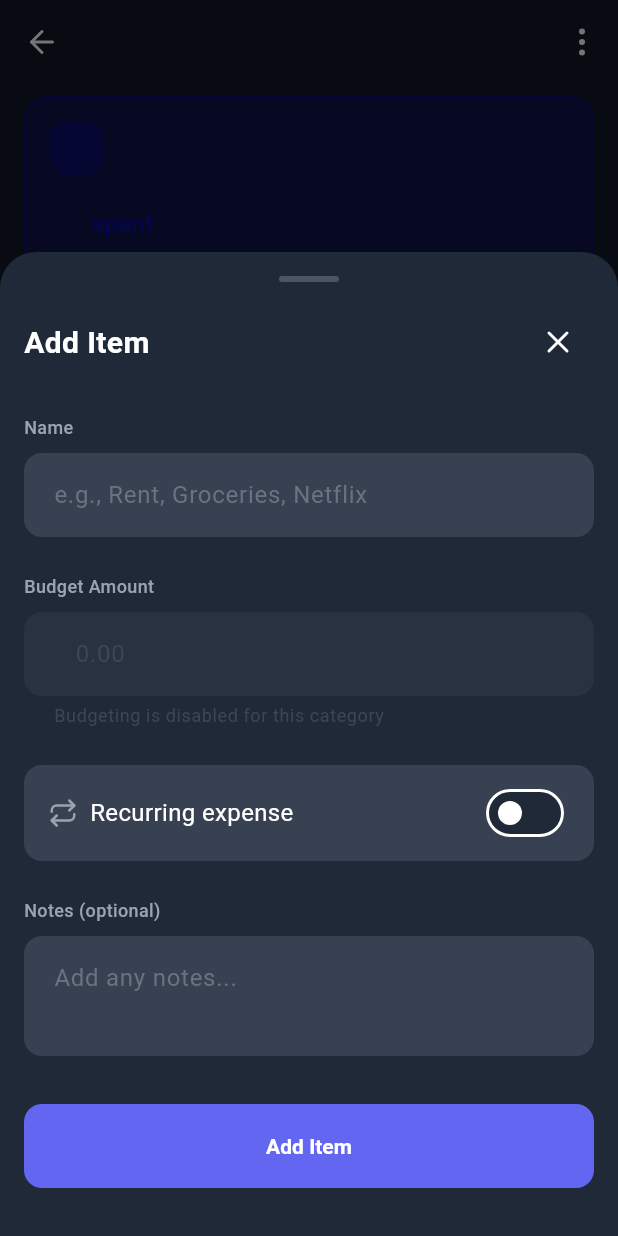
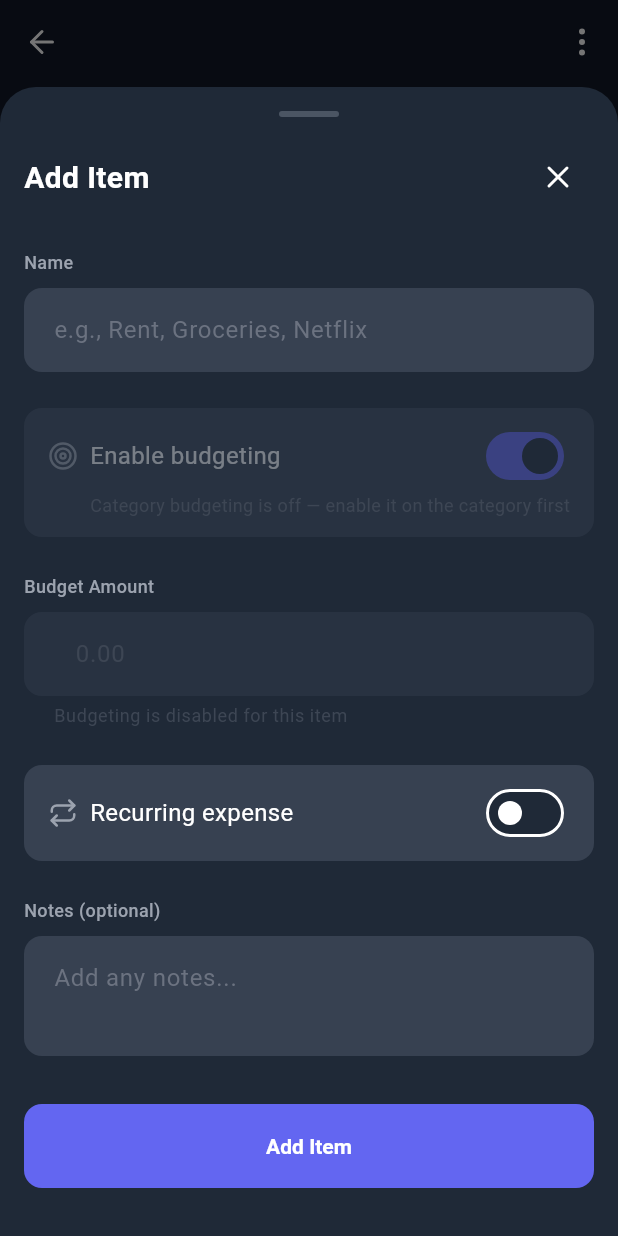
Before and after one commit to ayubashraf28/budgetwise, a Flutter app: the CategoryDetailScreen screen opened directly with empty values, after a tap on "Add Item", on a phone screen of 412 x 824 dp. Run offline on Flutter 3.47's test engine with Material 3 defaults, Android fonts, the phone set to English and light mode, and no system bars; our stand-ins replace fl_chart, flutter_dotenv, flutter_riverpod, go_router, lucide_icons, shimmer and 1 more; accounts and stored records are empty.

Commit message:
feat: add per-item budget toggle (is_budgeted on items table)
- Added is_budgeted BOOLEAN DEFAULT TRUE to items table (SQL migration)
- Updated Item model: isBudgeted field, fromJson, toJson, copyWith
- Updated Item computed props: isOverBudget, progressPercentage, status
  now check isBudgeted; added hasBudget getter
- Updated Category.totalProjected: only sums budgeted items' projected
- Updated Category.overBudgetItemCount: only counts budgeted items
- Updated ItemService: create/update/copy carry isBudgeted
- Updated ItemNotifier: addItem/updateItem accept isBudgeted
- Updated ItemFormSheet: renamed isBudgeted -> categoryIsBudgeted,
  added item-level Enable Budgeting toggle (disabled when category off)
- Updated CategoryDetailScreen: item cards use item.isBudgeted for
  progress bar, projected display, status badge, over-budget styling
- Updated ItemDetailScreen: effective isBudgeted = category && item,
  passes categoryIsBudgeted to edit form
- Updated TransactionFormSheet: passes categoryIsBudgeted to ItemFormSheet
- Updated supabase_schema.sql with is_budgeted column on items

Scenarios handled:
- Category ON + Item ON: normal budgeting
- Category ON + Item OFF: spending only, excluded from totalProjected
- Category OFF: all items non-budgeted (parent override)
- Mixed: 4 budgeted + 1 not in same category works correctly
- Toggle off preserves projected amount (reversible)

```diff
--- a/lib/models/category.dart
+++ b/lib/models/category.dart
@@ -107,10 +107,13 @@ class Category {
     }
   }
 
-  /// Total projected amount for all items
+  /// Total projected amount for budgeted items only.
+  /// Non-budgeted items' projected values are excluded from the total.
   double get totalProjected {
     if (items == null || items!.isEmpty) return 0;
-    return items!.fold(0.0, (sum, item) => sum + item.projected);
+    return items!
+        .where((item) => item.isBudgeted)
+        .fold(0.0, (sum, item) => sum + item.projected);
   }
 
   /// Total actual amount for all items
@@ -147,10 +150,10 @@ class Category {
   /// Whether this category has an active budget
   bool get hasBudget => isBudgeted && totalProjected > 0;
 
-  /// Number of items that are over budget
+  /// Number of budgeted items that are over budget
   int get overBudgetItemCount {
     if (items == null) return 0;
-    return items!.where((item) => item.isOverBudget).length;
+    return items!.where((item) => item.isBudgeted && item.isOverBudget).length;
   }
 
   @override
--- a/lib/models/item.dart
+++ b/lib/models/item.dart
@@ -8,6 +8,7 @@ class Item {
   final String name;
   final double projected;
   final double actual; // Calculated from transactions
+  final bool isBudgeted;
   final bool isRecurring;
   final int sortOrder;
   final String? notes;
@@ -21,6 +22,7 @@ class Item {
     required this.name,
     this.projected = 0,
     this.actual = 0,
+    this.isBudgeted = true,
     this.isRecurring = false,
     this.sortOrder = 0,
     this.notes,
@@ -36,6 +38,7 @@ class Item {
       name: json['name'] as String,
       projected: (json['projected'] as num?)?.toDouble() ?? 0,
       actual: (json['actual'] as num?)?.toDouble() ?? 0,
+      isBudgeted: json['is_budgeted'] as bool? ?? true,
       isRecurring: json['is_recurring'] as bool? ?? false,
       sortOrder: json['sort_order'] as int? ?? 0,
       notes: json['notes'] as String?,
@@ -51,6 +54,7 @@ class Item {
       'user_id': userId,
       'name': name,
       'projected': projected,
+      'is_budgeted': isBudgeted,
       'is_recurring': isRecurring,
       'sort_order': sortOrder,
       'notes': notes,
@@ -66,6 +70,7 @@ class Item {
     String? name,
     double? projected,
     double? actual,
+    bool? isBudgeted,
     bool? isRecurring,
     int? sortOrder,
     String? notes,
@@ -79,6 +84,7 @@ class Item {
       name: name ?? this.name,
       projected: projected ?? this.projected,
       actual: actual ?? this.actual,
+      isBudgeted: isBudgeted ?? this.isBudgeted,
       isRecurring: isRecurring ?? this.isRecurring,
       sortOrder: sortOrder ?? this.sortOrder,
       notes: notes ?? this.notes,
@@ -87,17 +93,21 @@ class Item {
     );
   }
 
+  /// Whether this item has an active budget
+  bool get hasBudget => isBudgeted && projected > 0;
+
   /// Difference (positive = under budget)
   double get difference => projected - actual;
 
-  /// Whether item is over budget
-  bool get isOverBudget => actual > projected && projected > 0;
+  /// Whether item is over budget (only applies to budgeted items)
+  bool get isOverBudget => isBudgeted && actual > projected && projected > 0;
 
   /// Whether item is on track (at or under budget)
-  bool get isOnTrack => actual <= projected;
+  bool get isOnTrack => !isBudgeted || actual <= projected;
 
   /// Progress percentage (can exceed 100%)
   double get progressPercentage {
+    if (!isBudgeted) return 0;
     if (projected <= 0) return actual > 0 ? 100 : 0;
     return (actual / projected) * 100;
   }
@@ -107,6 +117,7 @@ class Item {
 
   /// Status string for display
   String get status {
+    if (!isBudgeted) return 'Spending only';
     if (projected <= 0) return 'No budget';
     if (actual == 0) return 'Not started';
     if (isOverBudget) return 'Over budget';
--- a/lib/providers/item_provider.dart
+++ b/lib/providers/item_provider.dart
@@ -56,6 +56,7 @@ class ItemNotifier extends FamilyAsyncNotifier<List<Item>, String> {
   Future<Item> addItem({
     required String name,
     double projected = 0,
+    bool isBudgeted = true,
     bool isRecurring = false,
     String? notes,
   }) async {
@@ -66,6 +67,7 @@ class ItemNotifier extends FamilyAsyncNotifier<List<Item>, String> {
       categoryId: arg,
       name: name,
       projected: projected,
+      isBudgeted: isBudgeted,
       isRecurring: isRecurring,
       notes: notes,
     );
@@ -81,6 +83,7 @@ class ItemNotifier extends FamilyAsyncNotifier<List<Item>, String> {
     required String itemId,
     String? name,
     double? projected,
+    bool? isBudgeted,
     bool? isRecurring,
     String? notes,
   }) async {
@@ -88,6 +91,7 @@ class ItemNotifier extends FamilyAsyncNotifier<List<Item>, String> {
       itemId: itemId,
       name: name,
       projected: projected,
+      isBudgeted: isBudgeted,
       isRecurring: isRecurring,
       notes: notes,
     );
--- a/lib/screens/expenses/category_detail_screen.dart
+++ b/lib/screens/expenses/category_detail_screen.dart
@@ -583,12 +583,12 @@ class CategoryDetailScreen extends ConsumerWidget {
         child: Container(
           padding: const EdgeInsets.all(AppSpacing.md),
           decoration: BoxDecoration(
-            color: (category.isBudgeted && item.isOverBudget)
+            color: (item.isOverBudget)
                 ? AppColors.error.withValues(alpha: 0.08)
                 : AppColors.surface.withValues(alpha: 0.7),
             borderRadius: BorderRadius.circular(AppSizing.radiusLg),
             border: Border.all(
-              color: (category.isBudgeted && item.isOverBudget)
+              color: (item.isOverBudget)
                   ? AppColors.error.withValues(alpha: 0.2)
                   : AppColors.border.withValues(alpha: 0.5),
             ),
@@ -635,7 +635,7 @@ class CategoryDetailScreen extends ConsumerWidget {
                             ),
                           ),
                         ),
-                        _buildItemStatusBadge(item, currencySymbol, isBudgeted: category.isBudgeted),
+                        _buildItemStatusBadge(item, currencySymbol),
                       ],
                     ),
                     const SizedBox(height: 6),
@@ -652,7 +652,7 @@ class CategoryDetailScreen extends ConsumerWidget {
                             letterSpacing: -0.3,
                           ),
                         ),
-                        if (category.isBudgeted) ...[
+                        if (category.isBudgeted && item.isBudgeted) ...[
                           const SizedBox(width: 4),
                           Text(
                             '/ $currencySymbol${item.projected.toStringAsFixed(0)}',
@@ -664,9 +664,20 @@ class CategoryDetailScreen extends ConsumerWidget {
                             ),
                           ),
                         ],
+                        if (!item.isBudgeted && category.isBudgeted) ...[
+                          const SizedBox(width: 4),
+                          const Text(
+                            'spending only',
+                            style: TextStyle(
+                              fontSize: 11,
+                              fontWeight: FontWeight.w500,
+                              color: AppColors.textMuted,
+                            ),
+                          ),
+                        ],
                       ],
                     ),
-                    if (category.isBudgeted) ...[
+                    if (category.isBudgeted && item.isBudgeted) ...[
                       const SizedBox(height: 8),
                       BudgetProgressBar(
                         projected: item.projected,
@@ -691,11 +702,11 @@ class CategoryDetailScreen extends ConsumerWidget {
     );
   }
 
-  Widget _buildItemStatusBadge(Item item, String currencySymbol, {bool isBudgeted = true}) {
+  Widget _buildItemStatusBadge(Item item, String currencySymbol) {
     String label;
     Color color;
 
-    if (!isBudgeted || item.projected <= 0) {
+    if (!item.isBudgeted || item.projected <= 0) {
       label = item.actual > 0 ? '${item.actual.toStringAsFixed(0)} spent' : 'No spending';
       color = AppColors.textMuted;
     } else if (item.isOverBudget) {
@@ -926,7 +937,7 @@ class CategoryDetailScreen extends ConsumerWidget {
       backgroundColor: Colors.transparent,
       builder: (context) => ItemFormSheet(
         categoryId: category.id,
-        isBudgeted: category.isBudgeted,
+        categoryIsBudgeted: category.isBudgeted,
       ),
     );
     // Refresh the category data after adding item
--- a/lib/screens/expenses/item_detail_screen.dart
+++ b/lib/screens/expenses/item_detail_screen.dart
@@ -46,7 +46,9 @@ class ItemDetailScreen extends ConsumerWidget {
             categoryAsync.value?.colorValue ?? AppColors.primary;
         final transactions = transactionsAsync.value ?? const <Transaction>[];
 
-        final isBudgeted = categoryAsync.value?.isBudgeted ?? true;
+        final categoryIsBudgeted = categoryAsync.value?.isBudgeted ?? true;
+        // Effective budgeting: both category AND item must be budgeted
+        final isBudgeted = categoryIsBudgeted && item.isBudgeted;
 
         return _ItemDetailScaffold(
           categoryId: categoryId,
@@ -56,6 +58,7 @@ class ItemDetailScreen extends ConsumerWidget {
           categoryColor: categoryColor,
           currencySymbol: currencySymbol,
           isBudgeted: isBudgeted,
+          categoryIsBudgeted: categoryIsBudgeted,
         );
       },
       loading: () => Scaffold(
@@ -87,7 +90,8 @@ class _ItemDetailScaffold extends ConsumerWidget {
   final List<Transaction> transactions;
   final Color categoryColor;
   final String currencySymbol;
-  final bool isBudgeted;
+  final bool isBudgeted; // Effective: category.isBudgeted && item.isBudgeted
+  final bool categoryIsBudgeted; // For passing to the edit form
 
   const _ItemDetailScaffold({
     required this.categoryId,
@@ -97,6 +101,7 @@ class _ItemDetailScaffold extends ConsumerWidget {
     required this.categoryColor,
     required this.currencySymbol,
     this.isBudgeted = true,
+    this.categoryIsBudgeted = true,
   });
 
   @override
@@ -519,7 +524,7 @@ class _ItemDetailScaffold extends ConsumerWidget {
       builder: (context) => ItemFormSheet(
         categoryId: categoryId,
         item: item,
-        isBudgeted: isBudgeted,
+        categoryIsBudgeted: categoryIsBudgeted,
       ),
     ).then((_) {
       ref.invalidate(itemByIdProvider(itemId));
--- a/lib/screens/expenses/item_form_sheet.dart
+++ b/lib/screens/expenses/item_form_sheet.dart
@@ -10,13 +10,16 @@ import '../../providers/providers.dart';
 class ItemFormSheet extends ConsumerStatefulWidget {
   final String categoryId;
   final Item? item;
-  final bool isBudgeted;
+
+  /// Whether the PARENT category has budgeting enabled.
+  /// When false, item-level budgeting is overridden (disabled).
+  final bool categoryIsBudgeted;
 
   const ItemFormSheet({
     super.key,
     required this.categoryId,
     this.item,
-    this.isBudgeted = true,
+    this.categoryIsBudgeted = true,
   });
 
   @override
@@ -29,9 +32,13 @@ class _ItemFormSheetState extends ConsumerState<ItemFormSheet> {
   late final TextEditingController _projectedController;
   late final TextEditingController _notesController;
   late bool _isRecurring;
+  late bool _isBudgeted; // Item-level budget toggle
   bool _isLoading = false;
 
   bool get isEditing => widget.item != null;
+
+  /// Effective budgeting: both category AND item must be budgeted
+  bool get _effectiveBudgeted => widget.categoryIsBudgeted && _isBudgeted;
 
   @override
   void initState() {
@@ -42,6 +49,7 @@ class _ItemFormSheetState extends ConsumerState<ItemFormSheet> {
     );
     _notesController = TextEditingController(text: widget.item?.notes ?? '');
     _isRecurring = widget.item?.isRecurring ?? false;
+    _isBudgeted = widget.item?.isBudgeted ?? true;
   }
 
   @override
@@ -59,7 +67,8 @@ class _ItemFormSheetState extends ConsumerState<ItemFormSheet> {
     return Container(
       decoration: const BoxDecoration(
         color: AppColors.surface,
-        borderRadius: BorderRadius.vertical(top: Radius.circular(AppSizing.radiusXl)),
+        borderRadius:
+            BorderRadius.vertical(top: Radius.circular(AppSizing.radiusXl)),
       ),
       child: Padding(
         padding: EdgeInsets.only(
@@ -121,30 +130,89 @@ class _ItemFormSheetState extends ConsumerState<ItemFormSheet> {
                   ),
                   const SizedBox(height: AppSpacing.lg),
 
+                  // ── Enable Budgeting Toggle ──
+                  Opacity(
+                    opacity: widget.categoryIsBudgeted ? 1.0 : 0.4,
+                    child: Container(
+                      padding: const EdgeInsets.symmetric(
+                        horizontal: AppSpacing.md,
+                        vertical: AppSpacing.sm,
+                      ),
+                      decoration: BoxDecoration(
+                        color: AppColors.surfaceLight,
+                        borderRadius:
+                            BorderRadius.circular(AppSizing.radiusMd),
+                      ),
+                      child: Column(
+                        crossAxisAlignment: CrossAxisAlignment.start,
+                        children: [
+                          Row(
+                            mainAxisAlignment: MainAxisAlignment.spaceBetween,
+                            children: [
+                              const Row(
+                                children: [
+                                  Icon(LucideIcons.target,
+                                      size: 20,
+                                      color: AppColors.textSecondary),
+                                  SizedBox(width: AppSpacing.sm),
+                                  Text('Enable budgeting',
+                                      style: AppTypography.bodyLarge),
+                                ],
+                              ),
+                              Switch(
+                                value: _isBudgeted,
+                                onChanged: widget.categoryIsBudgeted
+                                    ? (value) =>
+                                        setState(() => _isBudgeted = value)
+                                    : null,
+                                activeTrackColor: AppColors.primary,
+                              ),
+                            ],
+                          ),
+                          if (!widget.categoryIsBudgeted)
+                            const Padding(
+                              padding: EdgeInsets.only(
+                                  left: 28, bottom: AppSpacing.xs),
+                              child: Text(
+                                'Category budgeting is off — enable it on the category first',
+                                style: TextStyle(
+                                  color: AppColors.textMuted,
+                                  fontSize: 12,
+                                ),
+                              ),
+                            ),
+                        ],
+                      ),
+                    ),
+                  ),
+                  const SizedBox(height: AppSpacing.lg),
+
                   // Budget Amount Field
                   _buildLabel('Budget Amount'),
                   const SizedBox(height: AppSpacing.sm),
                   Opacity(
-                    opacity: widget.isBudgeted ? 1.0 : 0.4,
+                    opacity: _effectiveBudgeted ? 1.0 : 0.4,
                     child: TextFormField(
                       controller: _projectedController,
-                      enabled: widget.isBudgeted,
+                      enabled: _effectiveBudgeted,
                       decoration: InputDecoration(
                         hintText: '0.00',
                         prefixText: '$currencySymbol ',
-                        helperText: !widget.isBudgeted
-                            ? 'Budgeting is disabled for this category'
+                        helperText: !_effectiveBudgeted
+                            ? 'Budgeting is disabled for this item'
                             : null,
                         helperStyle: const TextStyle(
                           color: AppColors.textMuted,
                           fontSize: 12,
                         ),
                       ),
-                      keyboardType: const TextInputType.numberWithOptions(decimal: true),
+                      keyboardType: const TextInputType.numberWithOptions(
+                          decimal: true),
                       inputFormatters: [
-                        FilteringTextInputFormatter.allow(RegExp(r'^\d*\.?\d{0,2}')),
+                        FilteringTextInputFormatter.allow(
+                            RegExp(r'^\d*\.?\d{0,2}')),
                       ],
-                      validator: widget.isBudgeted
+                      validator: _effectiveBudgeted
                           ? (value) {
                               if (value == null || value.trim().isEmpty) {
                                 return 'Please enter an amount';
@@ -168,21 +236,26 @@ class _ItemFormSheetState extends ConsumerState<ItemFormSheet> {
                     ),
                     decoration: BoxDecoration(
                       color: AppColors.surfaceLight,
-                      borderRadius: BorderRadius.circular(AppSizing.radiusMd),
+                      borderRadius:
+                          BorderRadius.circular(AppSizing.radiusMd),
                     ),
                     child: Row(
                       mainAxisAlignment: MainAxisAlignment.spaceBetween,
                       children: [
                         const Row(
                           children: [
-                            Icon(LucideIcons.repeat, size: 20, color: AppColors.textSecondary),
+                            Icon(LucideIcons.repeat,
+                                size: 20,
+                                color: AppColors.textSecondary),
                             SizedBox(width: AppSpacing.sm),
-                            Text('Recurring expense', style: AppTypography.bodyLarge),
+                            Text('Recurring expense',
+                                style: AppTypography.bodyLarge),
                           ],
                         ),
                         Switch(
                           value: _isRecurring,
-                          onChanged: (value) => setState(() => _isRecurring = value),
+                          onChanged: (value) =>
+                              setState(() => _isRecurring = value),
                           activeTrackColor: AppColors.primary,
                         ),
                       ],
@@ -243,9 +316,12 @@ class _ItemFormSheetState extends ConsumerState<ItemFormSheet> {
     setState(() => _isLoading = true);
 
     try {
-      final notifier = ref.read(itemNotifierProvider(widget.categoryId).notifier);
+      final notifier =
+          ref.read(itemNotifierProvider(widget.categoryId).notifier);
       final name = _nameController.text.trim();
-      final projected = widget.isBudgeted ? (double.tryParse(_projectedController.text) ?? 0) : 0.0;
+      // Preserve the projected value even when budgeting is off (reversible)
+      final projected =
+          double.tryParse(_projectedController.text) ?? 0;
       final notes = _notesController.text.trim();
 
       if (isEditing) {
@@ -253,6 +329,7 @@ class _ItemFormSheetState extends ConsumerState<ItemFormSheet> {
           itemId: widget.item!.id,
           name: name,
           projected: projected,
+          isBudgeted: _isBudgeted,
           isRecurring: _isRecurring,
           notes: notes.isEmpty ? null : notes,
         );
@@ -265,12 +342,14 @@ class _ItemFormSheetState extends ConsumerState<ItemFormSheet> {
       } else {
         final newItem = await notifier.addItem(
           name: name,
-          projected: projected,
+          projected: _effectiveBudgeted ? projected : 0,
+          isBudgeted: _isBudgeted,
           isRecurring: _isRecurring,
           notes: notes.isEmpty ? null : notes,
         );
         if (mounted) {
-          Navigator.of(context).pop(newItem.id); // Return ID for transaction form
+          Navigator.of(context)
+              .pop(newItem.id); // Return ID for transaction form
           ScaffoldMessenger.of(context).showSnackBar(
             const SnackBar(content: Text('Item added')),
           );
--- a/lib/screens/settings/settings_screen.dart
+++ b/lib/screens/settings/settings_screen.dart
@@ -123,7 +123,7 @@ class SettingsScreen extends ConsumerWidget {
             // Version
             const Center(
               child: Text(
-                'Version 1.0.0',
+                'Version 0.0.5',
                 style: AppTypography.bodySmall,
               ),
             ),
--- a/lib/services/item_service.dart
+++ b/lib/services/item_service.dart
@@ -40,6 +40,7 @@ class ItemService {
     required String categoryId,
     required String name,
     double projected = 0,
+    bool isBudgeted = true,
     bool isRecurring = false,
     int? sortOrder,
     String? notes,
@@ -59,6 +60,7 @@ class ItemService {
       userId: _userId,
       name: name,
       projected: projected,
+      isBudgeted: isBudgeted,
       isRecurring: isRecurring,
       sortOrder: sortOrder,
       notes: notes,
@@ -80,6 +82,7 @@ class ItemService {
     required String itemId,
     String? name,
     double? projected,
+    bool? isBudgeted,
     bool? isRecurring,
     int? sortOrder,
     String? notes,
@@ -87,6 +90,7 @@ class ItemService {
     final updates = <String, dynamic>{};
     if (name != null) updates['name'] = name;
     if (projected != null) updates['projected'] = projected;
+    if (isBudgeted != null) updates['is_budgeted'] = isBudgeted;
     if (isRecurring != null) updates['is_recurring'] = isRecurring;
     if (sortOrder != null) updates['sort_order'] = sortOrder;
     if (notes != null) updates['notes'] = notes;
@@ -157,6 +161,7 @@ class ItemService {
         categoryId: targetCategoryId,
         name: source.name,
         projected: source.projected,
+        isBudgeted: source.isBudgeted,
         isRecurring: source.isRecurring,
         sortOrder: source.sortOrder,
         notes: source.notes,
```
Also changed, not shown: lib/screens/transactions/transaction_form_sheet.dart (+7 -1 lines), 2 other files.
